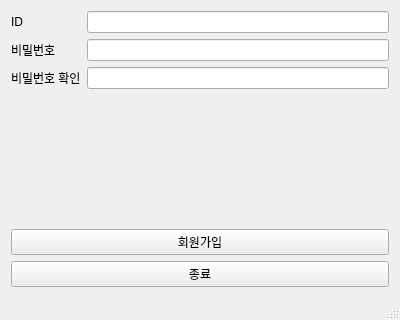
This is Client/Client/signup.ui in kauzue/Shop_cpp as Qt 5 draws it before an edit. The edited form follows.
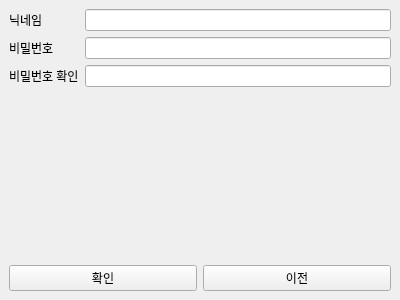
This is the edited form.

Commit message: 회원가입, 로그인 시스템 만듬

Diff of the .ui file:
```diff
--- a/Client/Client/signup.ui
+++ b/Client/Client/signup.ui
@@ -7,7 +7,7 @@
 				<x>0</x>
 				<y>0</y>
 				<width>400</width>
-				<height>320</height>
+				<height>300</height>
 			</rect>
 		</property>
 		<property name="windowTitle">
@@ -20,7 +20,7 @@
 						<item row="0" column="0">
 							<widget class="QLabel" name="label_id">
 								<property name="text">
-									<string>ID</string>
+									<string>닉네임</string>
 								</property>
 							</widget>
 						</item>
@@ -58,34 +58,26 @@
 					</layout>
 				</item>
 				<item>
-					<widget class="QLabel" name="statusLabel">
-						<property name="text">
-							<string/>
-						</property>
-						<property name="styleSheet">
-							<string>color: red;</string>
-						</property>
-					</widget>
-				</item>
+					<layout class="QHBoxLayout" name="buttonLayout">
 				<item>
 					<widget class="QPushButton" name="signupBtn">
 						<property name="text">
-							<string>회원가입</string>
+									<string>확인</string>
 						</property>
 					</widget>
 				</item>
 				<item>
-					<widget class="QPushButton" name="exitBtn">
+							<widget class="QPushButton" name="backBtn">
 						<property name="text">
-							<string>종료</string>
+									<string>이전</string>
 						</property>
 					</widget>
 				</item>
 			</layout>
+				</item>
+			</layout>
 		</widget>
-		<widget class="QStatusBar" name="statusbar"/>
 	</widget>
-	<layoutdefault spacing="6" margin="11"/>
 	<resources/>
 	<connections/>
 </ui>
```
Left out of the diff: 12 changed lines with no effect on the pictures. Lines whose indentation alone changed are shown as unchanged. The commit also changes 97 other files.
